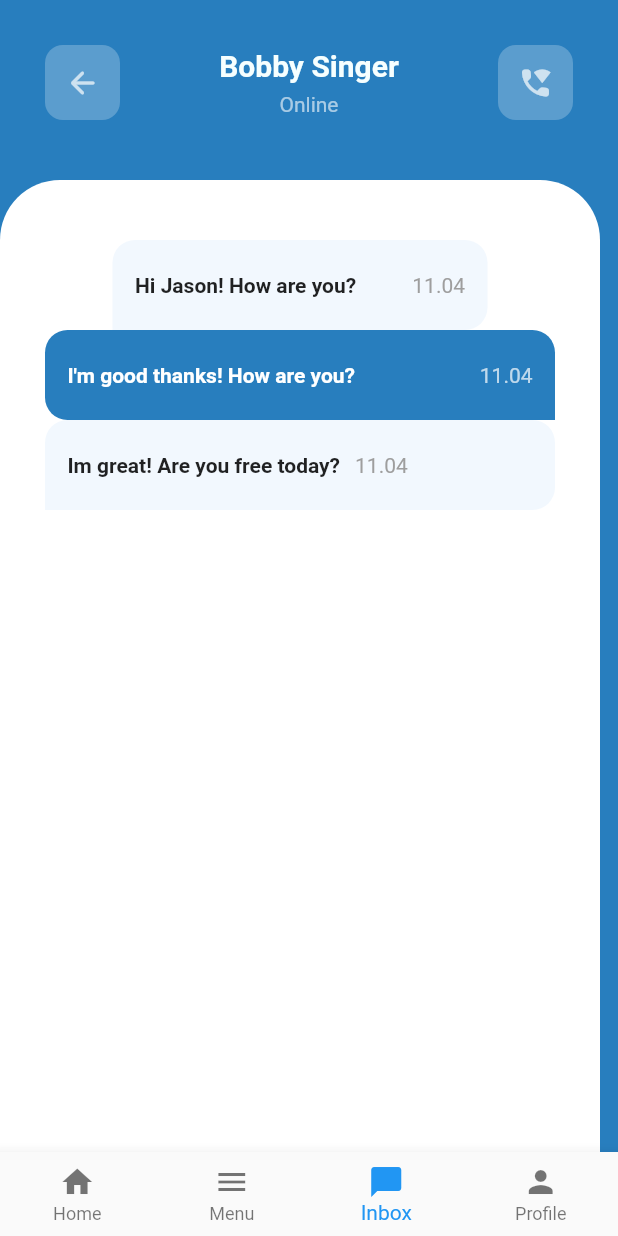
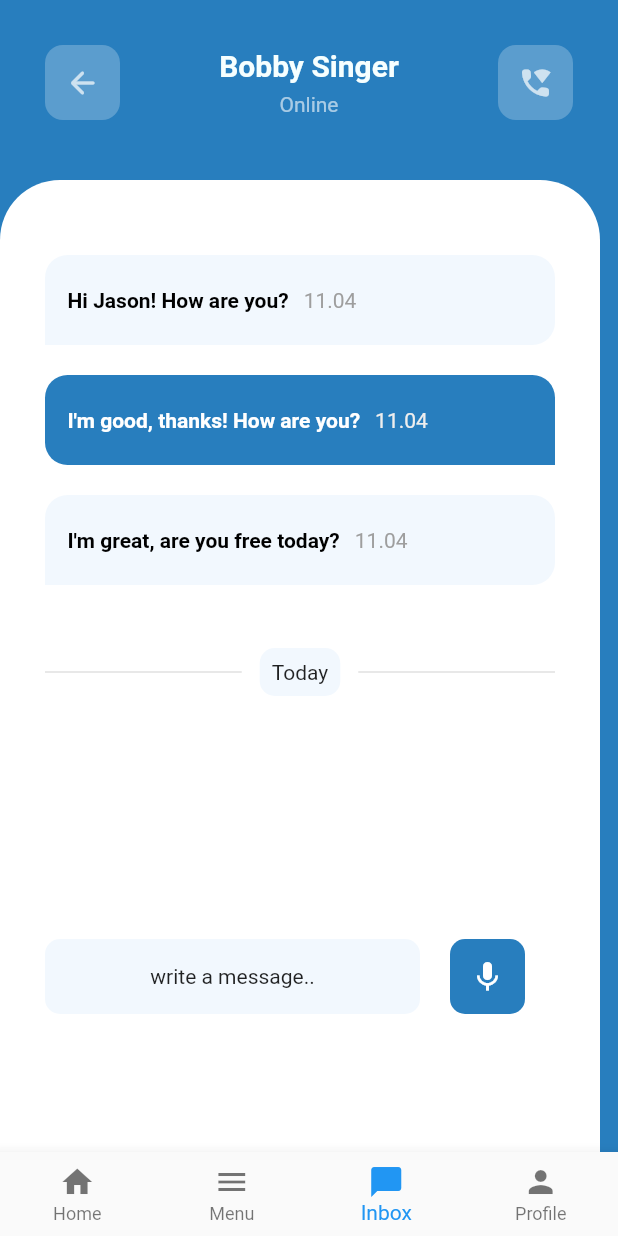
Before and after one commit to Ifeanyiejindu/mental_health_app, a Flutter app: the screen it shows after launch, item 3 of the bottom bar chosen, on a phone screen of 412 x 824 dp. Run offline on Flutter 3.47's test engine with Material 2 defaults, Android fonts, the phone set to English and light mode, and no system bars.

Commit message:
updated code

```diff
--- a/lib/pages/categories.dart
+++ b/lib/pages/categories.dart
@@ -125,9 +125,16 @@ class Categories extends StatelessWidget {
                                   height: 70,
                                   width: 150,
                                   decoration: BoxDecoration(
-                                    color: Colors.purple,
-                                    borderRadius: BorderRadius.circular(15)
-                                  ),
+                                    borderRadius: BorderRadius.circular(15),
+                                    gradient: LinearGradient(
+                                      colors: [Colors.purple,
+                                        Colors.white
+                                      ],
+                                      begin: const FractionalOffset(0.7, 0.2),
+                                      end: const FractionalOffset(1.5, 3.5),
+                                      stops: [0.0, 1.0],
+                                      tileMode: TileMode.clamp,
+                                    ),),
                                   child: Center(
                                      child: Text('Relationship', style: TextStyle(color: Colors.white),),
                                   ),
@@ -137,9 +144,16 @@ class Categories extends StatelessWidget {
                                   height: 70,
                                   width: 150,
                                   decoration: BoxDecoration(
-                                    color: Colors.orange,
-                                    borderRadius: BorderRadius.circular(15)
-                                  ),
+                                    borderRadius: BorderRadius.circular(15),
+                                    gradient: LinearGradient(
+                                      colors: [Colors.orange,
+                                        Colors.white
+                                      ],
+                                      begin: const FractionalOffset(0.7, 0.2),
+                                      end: const FractionalOffset(1.5, 3.5),
+                                      stops: [0.0, 1.0],
+                                      tileMode: TileMode.clamp,
+                                    ),),
                                   child: Center(
                                      child: Text('Education', style: TextStyle(color: Colors.white),),
                                   ),
@@ -154,9 +168,16 @@ class Categories extends StatelessWidget {
                                   height: 70,
                                   width: 150,
                                   decoration: BoxDecoration(
-                                    color: Colors.blue,
-                                    borderRadius: BorderRadius.circular(15)
-                                  ),
+                                    borderRadius: BorderRadius.circular(15),
+                                    gradient: LinearGradient(
+                                      colors: [Colors.blue,
+                                        Colors.white
+                                      ],
+                                      begin: const FractionalOffset(0.7, 0.2),
+                                      end: const FractionalOffset(1.5, 3.5),
+                                      stops: [0.0, 1.0],
+                                      tileMode: TileMode.clamp,
+                                    ),),
                                   child: Center(
                                      child: Text('Career', style: TextStyle(color: Colors.white),),
                                   ),
@@ -166,9 +187,16 @@ class Categories extends StatelessWidget {
                                   height: 70,
                                   width: 150,
                                   decoration: BoxDecoration(
-                                    color: Colors.red,
-                                    borderRadius: BorderRadius.circular(15)
-                                  ),
+                                    borderRadius: BorderRadius.circular(15),
+                                    gradient: LinearGradient(
+                                      colors: [Colors.red,
+                                        Colors.white
+                                      ],
+                                      begin: const FractionalOffset(0.7, 0.2),
+                                      end: const FractionalOffset(1.5, 3.5),
+                                      stops: [0.0, 1.0],
+                                      tileMode: TileMode.clamp,
+                                    ),),
                                   child: Center(
                                      child: Text('Others', style: TextStyle(color: Colors.white),),
                                   ),
--- a/lib/pages/chat.dart
+++ b/lib/pages/chat.dart
@@ -2,7 +2,50 @@ import 'package:flutter/material.dart';
 
 class Chat extends StatelessWidget {
 
-  int isGrey = 0;
+  Widget _chatbox ({int chat = 0, String message='', String time=''}){
+    return Row(
+      mainAxisAlignment: chat == 0?MainAxisAlignment.start:MainAxisAlignment.end,
+      children: [
+        Flexible(
+          child: Padding(
+            padding: const EdgeInsets.symmetric(vertical: 10.0),
+            child: Container(
+              height: 60,
+              decoration: BoxDecoration(
+                  color: chat == 0 ?Color(0xFFF2F8FE):Color(0xFF287EBE),
+                  borderRadius: chat == 0 ?BorderRadius.only(
+                      bottomRight: Radius.circular(15),
+                      topRight: Radius.circular(15),
+                      topLeft: Radius.circular(15)) : BorderRadius.only(
+                      bottomLeft: Radius.circular(15),
+                      topRight: Radius.circular(15),
+                      topLeft: Radius.circular(15))
+              ),
+              child:
+              Padding(
+                padding: const EdgeInsets.all(15.0),
+                child: Row(
+                  children: [
+                    Center(
+                      child: Text(message, style: TextStyle(
+                          fontWeight: FontWeight.bold,
+                        color: chat == 0? Colors.black : Colors.white
+                      ),),
+                    ),
+                    SizedBox(width: 10,),
+                    Center(child: Text(time, style: TextStyle(
+                        color: chat == 0?Colors.grey:Colors.grey.shade200
+                    ),)),
+                  ],
+                ),
+              ),
+            ),
+          ),
+        ),
+      ],
+    );
+  }
+
   @override
   Widget build(BuildContext context) {
     return SafeArea(
@@ -77,92 +120,87 @@ class Chat extends StatelessWidget {
                 padding: const EdgeInsets.only(left: 30.0, right: 30.0, top: 40.0),
                 child: Column(
                   children: [
-                    //greybox decoration
+                    //chat box arrangement
+
+                    _chatbox(
+                      chat: 0,
+                      message: 'Hi Jason! How are you?',
+                      time: '11.04'
+                    ),
+
+                    _chatbox(
+                      chat: 1,
+                      message: 'I\'m good, thanks! How are you?',
+                      time: '11.04'
+                    ),
+
+                    _chatbox(
+                      chat: 0,
+                      message: 'I\'m great, are you free today?',
+                      time: '11.04'
+                    ),
+                    SizedBox(height: 20,),
+                    //the divider
+                    Row(
+                      children: [
+                        Expanded(
+                          child: Container(
+                            height: 1,
+                            width: double.infinity,
+                            color: Colors.grey.shade300,
+                          ),
+                        ),
+                        Padding(
+                          padding: const EdgeInsets.all(12.0),
+                          child: Container(
+                            decoration: BoxDecoration(
+                                color: Color(0xFFF2F8FE),
+                              borderRadius: BorderRadius.circular(10)
+                            ),
+                              child: Center(child: Padding(
+                                padding: const EdgeInsets.all(8.0),
+                                child: Text('Today'),
+                              ))),
+                        ),
+                        Expanded(
+                          child: Container(
+                            height: 1,
+                            width: double.infinity,
+                            color: Colors.grey.shade300,
+                          ),
+                        )
+                      ],
+                    ),
+                    SizedBox(height: 150,),
+                    Row(
+                      children: [
                         Container(
-                      height: 60,
+                          height: 50,
                           width: 250,
                           decoration: BoxDecoration(
                             color: Color(0xFFF2F8FE),
-                        borderRadius: BorderRadius.only(
-                            bottomRight: Radius.circular(15),
-                            topRight: Radius.circular(15),
-                            topLeft: Radius.circular(15))
+                            borderRadius: BorderRadius.circular(10)
                           ),
-                      child:
-                      Padding(
-                        padding: const EdgeInsets.all(15.0),
-                        child: Row(
-                          mainAxisAlignment: MainAxisAlignment.spaceBetween,
-                          children: [
-                            Center(
-                              child: Text('Hi Jason! How are you?', style: TextStyle(
-                                fontWeight: FontWeight.bold
-                              ),),
-                            ),
-
-                            Center(child: Text('11.04', style: TextStyle(
-                              color: Colors.grey
-                            ),))
-                          ],
+                          child: Center(
+                            child: Text(
+                              'write a message..'
                             ),
                           ),
                         ),
-
-                    //blue chatbox
+                        SizedBox(width: 20,),
                         Container(
-                      height: 60,
+                          height: 50,
+                          width: 50,
                           decoration: BoxDecoration(
                             color: Color(0xFF287EBE),
-                        borderRadius: BorderRadius.only(
-                            bottomLeft: Radius.circular(15),
-                            topRight: Radius.circular(15),
-                            topLeft: Radius.circular(15))
+                              borderRadius: BorderRadius.circular(10)
                           ),
-                      child:
-                      Padding(
-                        padding: const EdgeInsets.all(15.0),
-                        child: Row(
-                          mainAxisAlignment: MainAxisAlignment.spaceBetween,
-                          children: [
-                            Center(
-                              child: Text('I\'m good thanks! How are you?' , style: TextStyle(
-                                fontWeight: FontWeight.bold, color: Colors.white,
-                              ),),
-                            ),
+                          child: Icon(Icons.mic, color: Colors.white,),
+                        )
+                      ],
+                    )
 
-                            Center(child: Text('11.04', style: TextStyle(
-                              color: Colors.white70
-                            ),))
-                          ],
-                        ),
-                      ),
-                    ),
 
-                    Container(
-                      height: 60,
-                      decoration: BoxDecoration(
-                          color: Color(0xFFF2F8FE),
-                          borderRadius: BorderRadius.only(
-                              bottomRight: Radius.circular(15),
-                              topRight: Radius.circular(15),
-                              topLeft: Radius.circular(15))
-                      ),
-                      child:
-                      Padding(
-                        padding: const EdgeInsets.all(15.0),
-                        child: Row(
-                          children: [
-                            Text('Im great! Are you free today?', style: TextStyle(
-                                fontWeight: FontWeight.bold
-                            ),),
-                            SizedBox(width: 10,),
-                            Text('11.04', style: TextStyle(
-                                color: Colors.grey
-                            ),)
-                          ],
-                        ),
-                      ),
-                    ),
                   ],
                 ),
               ),
```
Lines whose indentation alone changed are shown as unchanged.
